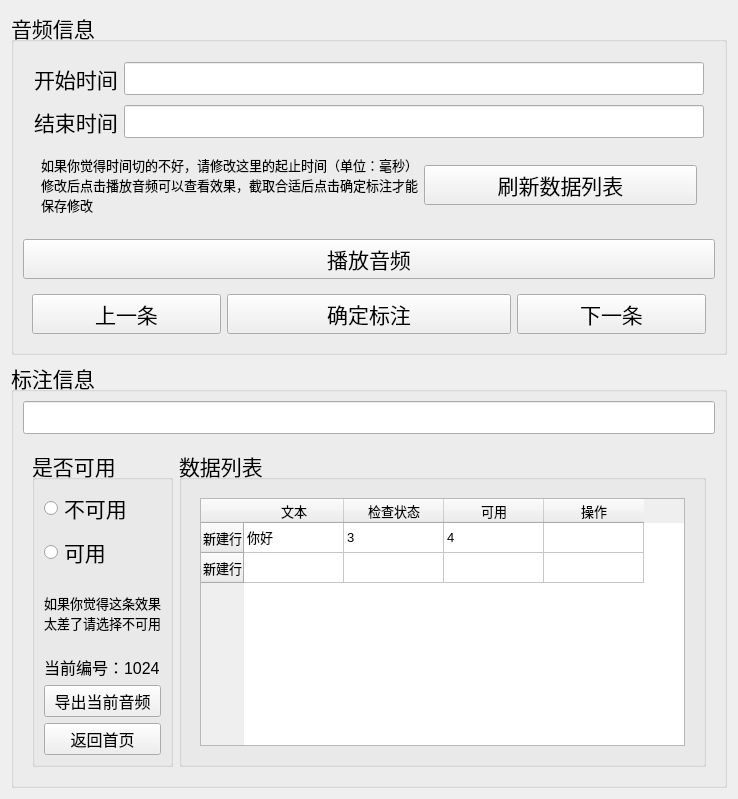
Above: ui/gui.ui from kslz/SoundLabel before the change. Below: the same form after it.
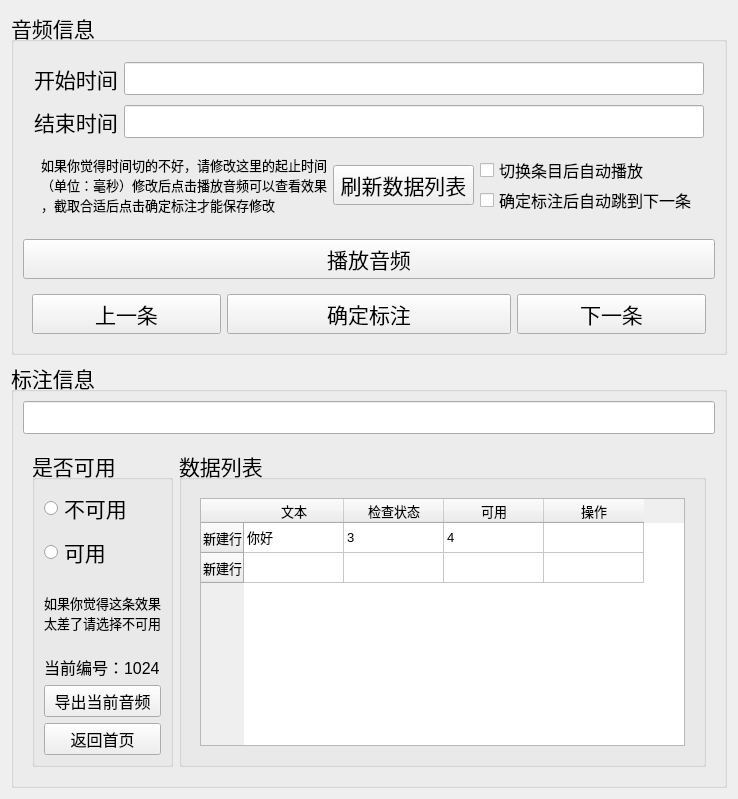
That is the form after the change.

Commit message: 完成标注页所有功能

Diff of the .ui file:
```diff
--- a/ui/gui.ui
+++ b/ui/gui.ui
@@ -10,6 +10,12 @@
     <height>799</height>
    </rect>
   </property>
+  <property name="minimumSize">
+   <size>
+    <width>0</width>
+    <height>0</height>
+   </size>
+  </property>
   <property name="windowTitle">
    <string>语音标记</string>
   </property>
@@ -103,9 +109,9 @@
                  </font>
                 </property>
                 <property name="text">
-                 <string>如果你觉得时间切的不好，请修改这里的起止时间（单位：毫秒）
-修改后点击播放音频可以查看效果，截取合适后点击确定标注才能
-保存修改</string>
+                 <string>如果你觉得时间切的不好，请修改这里的起止时间
+（单位：毫秒）修改后点击播放音频可以查看效果
+，截取合适后点击确定标注才能保存修改</string>
                 </property>
                </widget>
               </item>
@@ -116,6 +122,71 @@
                 </property>
                </widget>
               </item>
+              <item>
+               <widget class="QWidget" name="widget_8" native="true">
+                <property name="sizePolicy">
+                 <sizepolicy hsizetype="Fixed" vsizetype="Preferred">
+                  <horstretch>0</horstretch>
+                  <verstretch>0</verstretch>
+                 </sizepolicy>
+                </property>
+                <property name="minimumSize">
+                 <size>
+                  <width>0</width>
+                  <height>0</height>
+                 </size>
+                </property>
+                <property name="font">
+                 <font>
+                  <pointsize>10</pointsize>
+                 </font>
+                </property>
+                <property name="layoutDirection">
+                 <enum>Qt::LeftToRight</enum>
+                </property>
+                <layout class="QVBoxLayout" name="verticalLayout_6">
+                 <property name="spacing">
+                  <number>0</number>
+                 </property>
+                 <property name="leftMargin">
+                  <number>0</number>
+                 </property>
+                 <property name="topMargin">
+                  <number>0</number>
+                 </property>
+                 <property name="rightMargin">
+                  <number>0</number>
+                 </property>
+                 <property name="bottomMargin">
+                  <number>0</number>
+                 </property>
+                 <item>
+                  <widget class="QCheckBox" name="checkBox">
+                   <property name="font">
+                    <font>
+                     <pointsize>12</pointsize>
+                    </font>
+                   </property>
+                   <property name="text">
+                    <string>切换条目后自动播放</string>
+                   </property>
+                  </widget>
+                 </item>
+                 <item>
+                  <widget class="QCheckBox" name="checkBox_2">
+                   <property name="font">
+                    <font>
+                     <pointsize>12</pointsize>
+                    </font>
+                   </property>
+                   <property name="text">
+                    <string>确定标注后自动跳到下一条</string>
+                   </property>
+                  </widget>
+                 </item>
+                </layout>
+               </widget>
+              </item>
              </layout>
             </widget>
            </item>
```
The commit also changes 4 other files.
